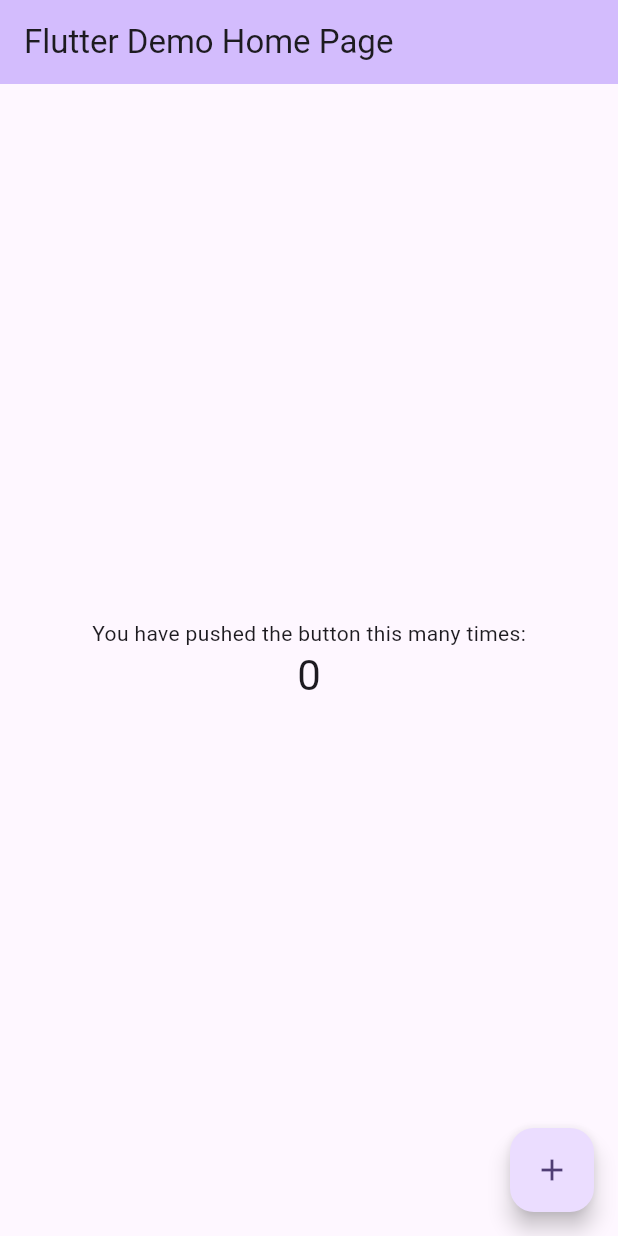
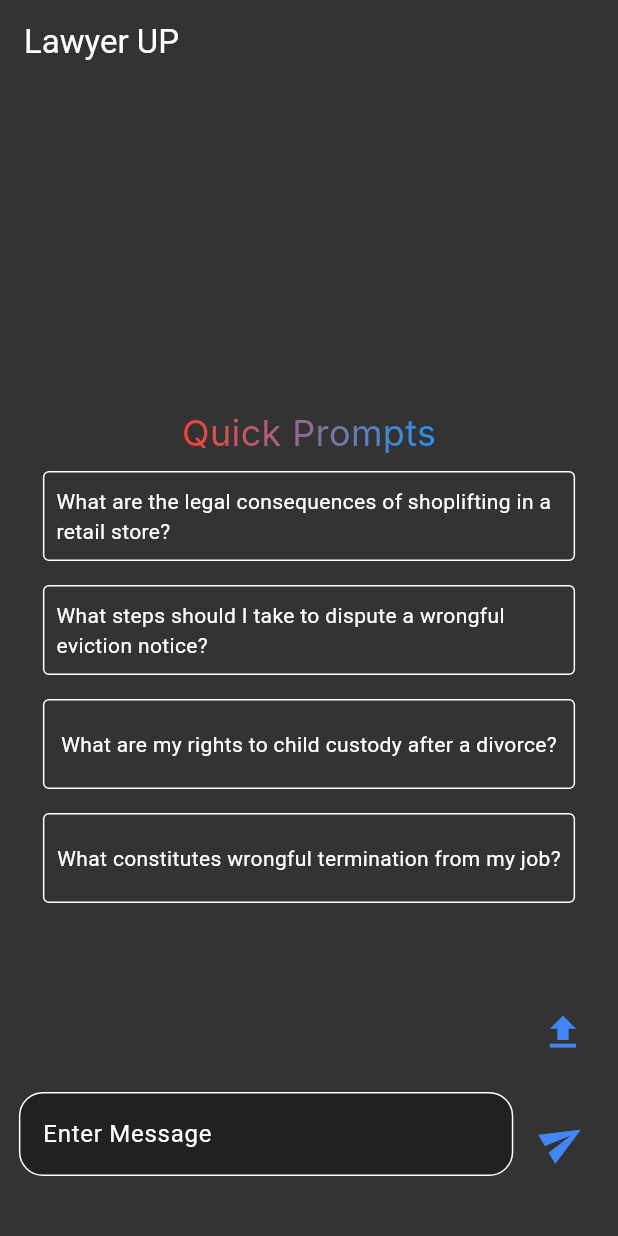
Before and after one commit to AlsoShantanuBorkar/Hacksprintv5.o_AIML07_TheFloorIsJava, a Flutter app: the screen it shows after launch, on a phone screen of 412 x 824 dp. Run offline on Flutter 3.47's test engine with Material 3 defaults, Android fonts, the phone set to English and light mode, and no system bars; our stand-ins replace dio, equatable, file_picker, flutter_markdown, flutter_tts; Roboto replaces fonts that are missing (Inter).

Commit message:
add: chat screen added

```diff
--- a/lib/main.dart
+++ b/lib/main.dart
@@ -1,69 +1,18 @@
 import 'package:flutter/material.dart';
+import 'package:hacksprint_flutter/presentation/screens/chat/chat_screen.dart';
 
-void main() {
-  runApp(const MyApp());
+void main() async {
+  WidgetsFlutterBinding.ensureInitialized();
+  // await configureTts();
+  runApp(const MainApp());
 }
 
-class MyApp extends StatelessWidget {
-  const MyApp({super.key});
+class MainApp extends StatelessWidget {
+  const MainApp({super.key});
 
   @override
   Widget build(BuildContext context) {
-    return MaterialApp(
-      title: 'Flutter Demo',
-      theme: ThemeData(
-        colorScheme: ColorScheme.fromSeed(seedColor: Colors.deepPurple),
-        useMaterial3: true,
-      ),
-      home: const MyHomePage(title: 'Flutter Demo Home Page'),
-    );
+    return const MaterialApp(
+        debugShowCheckedModeBanner: false, home: ChatScreen());
   }
 }
-
-class MyHomePage extends StatefulWidget {
-  const MyHomePage({super.key, required this.title});
-
-  final String title;
-
-  @override
-  State<MyHomePage> createState() => _MyHomePageState();
-}
-
-class _MyHomePageState extends State<MyHomePage> {
-  int _counter = 0;
-
-  void _incrementCounter() {
-    setState(() {
-      _counter++;
-    });
-  }
-
-  @override
-  Widget build(BuildContext context) {
-    return Scaffold(
-      appBar: AppBar(
-        backgroundColor: Theme.of(context).colorScheme.inversePrimary,
-        title: Text(widget.title),
-      ),
-      body: Center(
-        child: Column(
-          mainAxisAlignment: MainAxisAlignment.center,
-          children: <Widget>[
-            const Text(
-              'You have pushed the button this many times:',
-            ),
-            Text(
-              '$_counter',
-              style: Theme.of(context).textTheme.headlineMedium,
-            ),
-          ],
-        ),
-      ),
-      floatingActionButton: FloatingActionButton(
-        onPressed: _incrementCounter,
-        tooltip: 'Increment',
-        child: const Icon(Icons.add),
-      ),
-    );
-  }
-}
--- /dev/null
+++ b/lib/presentation/screens/chat/chat_screen.dart
@@ -0,0 +1,400 @@
+import 'dart:convert';
+import 'dart:developer' as developer;
+import 'dart:io';
+import 'dart:math' as math;
+import 'dart:math';
+import 'package:dio/dio.dart';
+import 'package:file_picker/file_picker.dart';
+import 'package:flutter/material.dart';
+import 'package:hacksprint_flutter/core/utils/http_service.dart';
+import 'package:hacksprint_flutter/presentation/common/text/app_title.dart';
+import 'package:hacksprint_flutter/presentation/common/text/body_text.dart';
+import 'package:hacksprint_flutter/presentation/common/text/gradient_text.dart';
+import 'package:hacksprint_flutter/presentation/common/theme/color.dart';
+import 'package:hacksprint_flutter/presentation/common/theme/spacing.dart';
+import 'package:hacksprint_flutter/presentation/common/theme/text_styles.dart';
+import 'package:hacksprint_flutter/presentation/screens/chat/widgets/chat_bubble.dart';
+
+class ChatScreen extends StatefulWidget {
+  const ChatScreen({super.key});
+
+  @override
+  ChatScreenState createState() => ChatScreenState();
+}
+
+class ChatScreenState extends State<ChatScreen> {
+  late final TextEditingController _textEditingController;
+  final List<ChatBubble> _messages = [];
+  late final FocusNode focusNode;
+  bool isLoading = false;
+  late final ScrollController scrollController;
+  @override
+  void initState() {
+    scrollController = ScrollController();
+    _textEditingController = TextEditingController();
+    focusNode = FocusNode();
+    super.initState();
+  }
+
+  @override
+  Widget build(BuildContext context) {
+    return Scaffold(
+      backgroundColor: AppColors.dark,
+      appBar: AppBar(
+        backgroundColor: AppColors.dark,
+        scrolledUnderElevation: 0,
+        title: const Text(
+          "Lawyer UP",
+          style: TextStyle(color: white),
+        ),
+      ),
+      body: SizedBox(
+        height: MediaQuery.of(context).size.height,
+        child: Stack(
+          children: [
+            SingleChildScrollView(
+              controller: scrollController,
+              child: Column(
+                children: [
+                  ListView.builder(
+                    physics: const NeverScrollableScrollPhysics(),
+                    shrinkWrap: true,
+                    itemCount: _messages.length,
+                    itemBuilder: (context, index) {
+                      return _messages[index];
+                    },
+                  ),
+                  const SizedBox(
+                    height: 100,
+                  )
+                ],
+              ),
+            ),
+            _messages.isEmpty
+                ? Center(
+                    child: SizedBox(
+                      width: MediaQuery.of(context).size.width * .9,
+                      child: Column(
+                        mainAxisAlignment: MainAxisAlignment.center,
+                        mainAxisSize: MainAxisSize.min,
+                        children: [
+                          GradientText(
+                            "Quick Prompts",
+                            style: ts24,
+                            gradient: LinearGradient(
+                              colors: [Colors.red, Colors.blue],
+                            ),
+                          ),
+                          ListView.builder(
+                              shrinkWrap: true,
+                              itemCount: 4,
+                              itemBuilder: (context, index) {
+                                final _random = Random();
+
+                                // generate a random index based on the list length
+                                // and use it to retrieve the element
+                                String element = questions[index]
+                                    [_random.nextInt(questions[index].length)];
+                                return Padding(
+                                  padding: const EdgeInsets.all(8.0),
+                                  child: GestureDetector(
+                                    onTap: () {
+                                      _textEditingController.text = element;
+                                      setState(() {});
+                                      _sendMessage(_textEditingController);
+                                    },
+                                    child: Container(
+                                      height: 60,
+                                      alignment: Alignment.center,
+                                      padding: const EdgeInsets.symmetric(
+                                          horizontal: 8, vertical: 4),
+                                      width: MediaQuery.of(context).size.width *
+                                          .8,
+                                      decoration: BoxDecoration(
+                                          border: Border.all(
+                                              width: 1, color: white),
+                                          borderRadius:
+                                              BorderRadius.circular(4)),
+                                      child: BodyText(
+                                        isMarkdown: false,
+                                        inline: true,
+                                        text: element,
+                                        padding: 0,
+                                        textVariant: TextVariant.medium,
+                                        color: white,
+                                        textAlign: TextAlign.center,
+                                      ),
+                                    ),
+                                  ),
+                                );
+                              })
+                        ],
+                      ),
+                    ),
+                  )
+                : Container(),
+            Container(
+              padding: const EdgeInsets.symmetric(vertical: 40),
+              height: MediaQuery.of(context).size.height,
+              child: Align(
+                alignment: Alignment.bottomCenter,
+                child: Container(
+                  padding: const EdgeInsets.symmetric(horizontal: 8.0),
+                  width: MediaQuery.of(context).size.width,
+                  child: Row(
+                    mainAxisAlignment: MainAxisAlignment.spaceAround,
+                    crossAxisAlignment: CrossAxisAlignment.end,
+                    children: [
+                      SizedBox(
+                        width: MediaQuery.of(context).size.width * .8,
+                        child: TextField(
+                          onTapOutside: (event) {
+                            focusNode.unfocus();
+                          },
+                          style: const TextStyle(color: white),
+                          controller: _textEditingController,
+                          cursorColor: white,
+                          decoration: InputDecoration(
+                            filled: true,
+                            fillColor: Colors.grey.shade900,
+                            border: OutlineInputBorder(
+                              borderRadius: BorderRadius.circular(16),
+                              borderSide: const BorderSide(color: white),
+                            ),
+                            focusedBorder: OutlineInputBorder(
+                              borderRadius: BorderRadius.circular(16),
+                              borderSide: const BorderSide(color: white),
+                            ),
+                            errorBorder: OutlineInputBorder(
+                              borderSide: const BorderSide(color: white),
+                              borderRadius: BorderRadius.circular(16),
+                            ),
+                            enabledBorder: OutlineInputBorder(
+                              borderRadius: BorderRadius.circular(16),
+                              borderSide: const BorderSide(color: white),
+                            ),
+                            disabledBorder: OutlineInputBorder(
+                              borderRadius: BorderRadius.circular(16),
+                              borderSide: const BorderSide(color: white),
+                            ),
+                            focusedErrorBorder: OutlineInputBorder(
+                              borderRadius: BorderRadius.circular(16),
+                              borderSide: const BorderSide(color: white),
+                            ),
+                            hintText: "Enter Message",
+                            hintStyle: const TextStyle(color: white),
+                          ),
+                        ),
+                      ),
+                      Column(
+                        mainAxisSize: MainAxisSize.min,
+                        mainAxisAlignment: MainAxisAlignment.start,
+                        children: [
+                          IconButton(
+                            onPressed: () async {
+                              FilePickerResult? result =
+                                  await FilePicker.platform.pickFiles(
+                                type: FileType.image,
+                                allowMultiple: false,
+                              );
+                              if (result != null) {
+                                File file = File(result.files.first.path!);
+                                await uploadImage(file);
+                              }
+                            },
+                            icon: Icon(
+                              Icons.upload,
+                              color: AppColors.blue,
+                              size: 30,
+                            ),
+                          ),
+                          verSpacing_24,
+                          IconButton(
+                            icon: Transform.rotate(
+                              angle: -30 * math.pi / 180,
+                              child: Icon(
+                                Icons.send,
+                                size: 30,
+                                color: AppColors.blue,
+                              ),
+                            ),
+                            onPressed: () {
+                              _sendMessage(_textEditingController);
+                            },
+                          ),
+                        ],
+                      ),
+                    ],
+                  ),
+                ),
+              ),
+            ),
+            if (isLoading)
+              Container(
+                height: MediaQuery.of(context).size.height,
+                width: MediaQuery.of(context).size.width,
+                color: Colors.black.withOpacity(.6),
+                child: Center(
+                  child: Column(
+                    mainAxisAlignment: MainAxisAlignment.center,
+                    crossAxisAlignment: CrossAxisAlignment.center,
+                    children: [
+                      const AppTitle(
+                        textAlign: TextAlign.center,
+                        text: "Generating Response ...",
+                        textVariant: TextVariant.medium,
+                        weightVariant: WeightVariant.normal,
+                        color: white,
+                      ),
+                      CircularProgressIndicator(
+                        color: AppColors.blue,
+                      ),
+                    ],
+                  ),
+                ),
+              ),
+          ],
+        ),
+      ),
+    );
+  }
+
+  Future uploadImage(File file) async {
+    String fileName = file.path.split('/').last;
+    FormData formData = FormData.fromMap({
+      "file": await MultipartFile.fromFile(file.path, filename: fileName),
+    });
+    var response =
+        await http.api.post("http://localhost:8000/upload", data: formData);
+    developer.log(response.data.toString());
+  }
+
+  void _sendMessage(TextEditingController _textEditingController) async {
+    String text = _textEditingController.text;
+    if (text.isNotEmpty) {
+      focusNode.unfocus();
+      scrollController.animateTo(scrollController.position.maxScrollExtent,
+          curve: Curves.easeInOutCubic,
+          duration: const Duration(milliseconds: 500));
+      setState(() {
+        _messages.add(
+          ChatBubble(
+            message: text,
+            isMe: true,
+            isRagPrompt: false,
+          ),
+        );
+
+        isLoading = true;
+        _textEditingController.clear();
+      });
+      Uri uri = Uri.parse("http://localhost:8000/generate_response");
+      developer.log(jsonEncode({"query": text}));
+      // setState(() {
+      //   isLoading = false;
+      // });
+      http.api
+          .postUri(
+        uri,
+        data: jsonEncode(
+          {
+            "query": text,
+          },
+        ),
+      )
+          .then((value) {
+        try {
+          developer.log(value.toString());
+          List<String> list = [];
+
+          if (value.data["type"] != "ERROR_OUTPUT") {
+            if (value.data["type"] == "RAG_PROMPT") {
+              List values = value.data["output"];
+              values.forEach(
+                (element) {
+                  list.add(element.toString());
+                },
+              );
+            }
+            _messages.add(
+              ChatBubble(
+                  message: value.data["type"] == "RAG_PROMPT"
+                      ? ""
+                      : value.data["output"],
+                  isMe: false,
+                  isRagPrompt: value.data["type"] == "RAG_PROMPT",
+                  links: list),
+            );
+
+            isLoading = false;
+            setState(() {});
+          } else {
+            _messages.add(
+              const ChatBubble(
+                message: "An error occured please try again",
+                isMe: false,
+                isMarkdown: true,
+                isRagPrompt: false,
+              ),
+            );
+
+            isLoading = false;
+            setState(() {});
+          }
+        } catch (e) {
+          developer.log(e.toString());
+          _messages.add(
+            const ChatBubble(
+              message: "An error occured please try again",
+              isMe: false,
+              isMarkdown: true,
+              isRagPrompt: false,
+            ),
+          );
+
+          isLoading = false;
+          setState(() {});
+        }
+      });
+    }
+  }
+}
+
+List<String> criminalQuestions = [
+  "What are the legal consequences of shoplifting in a retail store?",
+  "Is it possible to get a DUI charge expunged from my record?",
+  "What is the difference between assault and battery charges?",
+  "How do I file a restraining order against someone who is threatening me?",
+  "What should I do if I'm falsely accused of a crime I didn't commit?",
+];
+
+List<String> propertyQuestions = [
+  "What steps should I take to dispute a wrongful eviction notice?",
+  "How can I transfer property ownership after the death of a family member?",
+  "What are the legal implications of a boundary dispute with my neighbor?",
+  "Can I break my lease agreement if my landlord fails to make necessary repairs?",
+  "Is it legal for my homeowner's association to restrict me from altering my home's exterior?",
+];
+
+List<String> familyQuestions = [
+  "What are my rights to child custody after a divorce?",
+  "How do I file for child support?",
+  "What is the process for adopting a child within the state?",
+  "Is it possible to modify a spousal support agreement?",
+  "How can I protect my assets before getting married?",
+];
+
+List<String> laboutLaw = [
+  "What constitutes wrongful termination from my job?",
+  "Am I entitled to overtime pay if I work more than 40 hours a week?",
+  "How do I report workplace discrimination or harassment?",
+  "What are the legal requirements for a workplace to be considered safe?",
+  "Can my employer force me to work without scheduled breaks?",
+];
+
+List<List<String>> questions = [
+  criminalQuestions,
+  propertyQuestions,
+  familyQuestions,
+  laboutLaw,
+];
```
Also changed, not shown: lib/presentation/common/utils/widget_utils.dart (added, +53 -0 lines), lib/presentation/screens/chat/widgets/chat_bubble.dart (added, +181 -0 lines).
